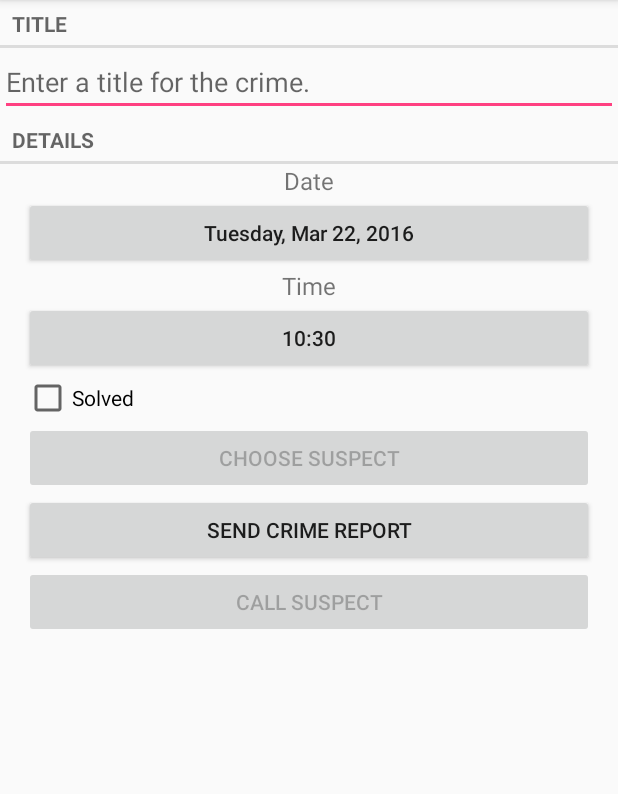
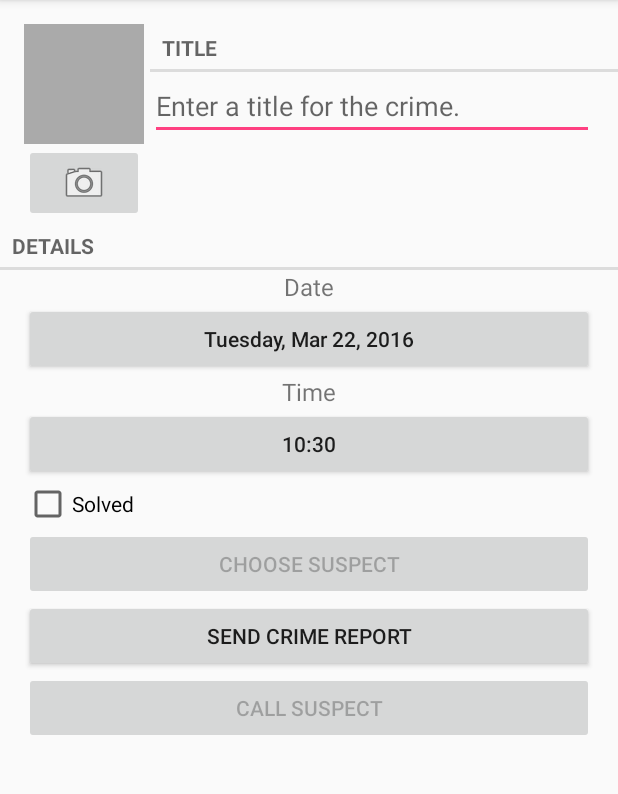
Before and after one commit to speccaN/CriminalIntent, an Android app: the CrimeFragment screen opened directly, with no data from a screen before it, on a phone screen of 412 x 824 dp, the part 84-878 px from its top. Run offline under Robolectric (Android 15) with nearby library versions, the phone set to English and light mode, and no system bars.

Commit message:
Chapter 16 Complete

```diff
--- a/app/src/main/AndroidManifest.xml
+++ b/app/src/main/AndroidManifest.xml
@@ -3,6 +3,11 @@
           xmlns:android="http://schemas.android.com/apk/res/android">
 
     <uses-permission android:name="android.permission.READ_CONTACTS"/>
+    <uses-permission android:name="android.permission.READ_EXTERNAL_STORAGE"
+                     android:maxSdkVersion="18" />
+
+    <uses-feature android:name="android.hardware.camera"
+                  android:required="false"/>
 
     <application
         android:allowBackup="true"
--- a/app/src/main/java/com/bignerdranch/android/criminalintent/Crime.java
+++ b/app/src/main/java/com/bignerdranch/android/criminalintent/Crime.java
@@ -63,4 +63,8 @@ public class Crime {
     public void setPhone(String phone) {
         mPhone = phone;
     }
+
+    public String getPhotoFilename() {
+        return "IMG_" + getId().toString() + ".jpg";
+    }
 }
--- a/app/src/main/java/com/bignerdranch/android/criminalintent/CrimeFragment.java
+++ b/app/src/main/java/com/bignerdranch/android/criminalintent/CrimeFragment.java
@@ -6,9 +6,11 @@ import android.content.DialogInterface;
 import android.content.Intent;
 import android.content.pm.PackageManager;
 import android.database.Cursor;
+import android.graphics.Bitmap;
 import android.net.Uri;
 import android.os.Bundle;
 import android.provider.ContactsContract;
+import android.provider.MediaStore;
 import android.support.v4.app.Fragment;
 import android.support.v4.app.FragmentManager;
 import android.support.v4.app.ShareCompat;
@@ -26,7 +28,10 @@ import android.widget.Button;
 import android.widget.CheckBox;
 import android.widget.CompoundButton;
 import android.widget.EditText;
+import android.widget.ImageButton;
+import android.widget.ImageView;
 
+import java.io.File;
 import java.text.SimpleDateFormat;
 import java.util.Date;
 import java.util.UUID;
@@ -41,12 +46,14 @@ public class CrimeFragment extends Fragment {
     private static final int REQUEST_TIME = 1;
     private static final int REQUEST_CONTACT = 2;
     private static final int REQUEST_PERMISSION = 3;
+    private static final int REQUEST_PHOTO = 4;
     private final CrimeLab mCrimeLab = CrimeLab.get(getActivity());
 
     private SimpleDateFormat mDateFormat = new SimpleDateFormat("EEEE, MMM dd, yyyy");
     private SimpleDateFormat mTimeFormat = new SimpleDateFormat("kk:mm");
 
     private Crime mCrime;
+    private File mPhotoFile;
     private EditText mTitleField;
     private Button mDateButton;
     private Button mTimeButton;
@@ -54,6 +61,8 @@ public class CrimeFragment extends Fragment {
     private Button mReportButton;
     private Button mSuspectButton;
     private Button mPhoneButton;
+    private ImageView mPhotoView;
+    private ImageButton mPhotoButton;
 
     public static CrimeFragment newInstance(UUID crimeId) {
         Bundle args = new Bundle();
@@ -70,6 +79,7 @@ public class CrimeFragment extends Fragment {
         setHasOptionsMenu(true);
         UUID crimeId = (UUID) getArguments().getSerializable(ARG_CRIME_ID);
         mCrime = mCrimeLab.getCrime(crimeId);
+        mPhotoFile = CrimeLab.get(getActivity()).getPhotoFile(mCrime);
     }
 
     @Override
@@ -228,6 +238,27 @@ public class CrimeFragment extends Fragment {
             mPhoneButton.setText(mCrime.getPhone()); // Set the text of the Call Button to the Phone Number
         }
 
+        mPhotoButton = (ImageButton) v.findViewById(R.id.crime_camera);
+        mPhotoView = (ImageView) v.findViewById(R.id.crime_photo);
+        final Intent captureImage = new Intent(MediaStore.ACTION_IMAGE_CAPTURE);
+
+        boolean canTakePhoto = mPhotoFile != null &&
+                captureImage.resolveActivity(packageManager) != null;
+
+        if (canTakePhoto) {
+            Uri uri = Uri.fromFile(mPhotoFile);
+            captureImage.putExtra(MediaStore.EXTRA_OUTPUT, uri);
+        }
+
+        mPhotoButton.setOnClickListener(new View.OnClickListener() {
+            @Override
+            public void onClick(View v) {
+                startActivityForResult(captureImage, REQUEST_PHOTO);
+            }
+        });
+
+        updatePhotoView();
+
         return v;
     }
     @Override
@@ -277,6 +308,8 @@ public class CrimeFragment extends Fragment {
             } finally {
                 c.close();
             }
+        } else if (requestCode == REQUEST_PHOTO) {
+            updatePhotoView();
         }
 
         switch (requestCode) {
@@ -328,4 +361,14 @@ public class CrimeFragment extends Fragment {
 
         return report;
     }
+
+    private void updatePhotoView () {
+        if (mPhotoFile == null || !mPhotoFile.exists()) {
+            mPhotoView.setImageDrawable(null);
+        } else {
+            Bitmap bitmap = PictureUtils.getScaledBitmap(
+                    mPhotoFile.getPath(), getActivity());
+            mPhotoView.setImageBitmap(bitmap);
+        }
+    }
 }
--- a/app/src/main/java/com/bignerdranch/android/criminalintent/CrimeLab.java
+++ b/app/src/main/java/com/bignerdranch/android/criminalintent/CrimeLab.java
@@ -4,11 +4,13 @@ import android.content.ContentValues;
 import android.content.Context;
 import android.database.Cursor;
 import android.database.sqlite.SQLiteDatabase;
+import android.os.Environment;
 
 import com.bignerdranch.android.criminalintent.database.CrimeBaseHelper;
 import com.bignerdranch.android.criminalintent.database.CrimeCursorWrapper;
 import com.bignerdranch.android.criminalintent.database.CrimeDbSchema.CrimeTable;
 
+import java.io.File;
 import java.util.ArrayList;
 import java.util.List;
 import java.util.UUID;
@@ -80,6 +82,16 @@ public class CrimeLab {
         }
     }
 
+    public File getPhotoFile(Crime crime) {
+        File externalFilesDir = mContext
+                .getExternalFilesDir(Environment.DIRECTORY_PICTURES);
+
+        if (externalFilesDir == null)
+            return null;
+
+        return new File(externalFilesDir, crime.getPhotoFilename());
+    }
+
     public void updateCrime(Crime crime) {
         String uuidString = crime.getId().toString();
         ContentValues values = getContentValues(crime);
--- a/app/src/main/res/layout-land/fragment_crime.xml
+++ b/app/src/main/res/layout-land/fragment_crime.xml
@@ -4,17 +4,7 @@
               android:layout_width="match_parent"
               android:layout_height="match_parent">
 
-    <TextView
-        android:layout_width="match_parent"
-        android:layout_height="wrap_content"
-        android:text="@string/crime_title_label"
-        style="?android:listSeparatorTextViewStyle" />
-
-    <EditText
-        android:id="@+id/crime_title"
-        android:layout_width="match_parent"
-        android:layout_height="wrap_content"
-        android:hint="@string/crime_title_hint" />
+    <include layout="@layout/view_camera_and_title"></include>
 
     <TextView
         android:layout_width="match_parent"
--- a/app/src/main/res/layout/fragment_crime.xml
+++ b/app/src/main/res/layout/fragment_crime.xml
@@ -4,17 +4,7 @@
               android:layout_width="match_parent"
               android:layout_height="match_parent">
 
-    <TextView
-        android:layout_width="match_parent"
-        android:layout_height="wrap_content"
-        android:text="@string/crime_title_label"
-        style="?android:listSeparatorTextViewStyle" />
-
-    <EditText
-        android:id="@+id/crime_title"
-        android:layout_width="match_parent"
-        android:layout_height="wrap_content"
-        android:hint="@string/crime_title_hint" />
+    <include layout="@layout/view_camera_and_title"></include>
 
     <TextView
         android:layout_width="match_parent"
--- /dev/null
+++ b/app/src/main/res/layout/view_camera_and_title.xml
@@ -0,0 +1,51 @@
+<?xml version="1.0" encoding="utf-8"?>
+<LinearLayout xmlns:android="http://schemas.android.com/apk/res/android"
+              android:layout_width="match_parent"
+              android:layout_height="wrap_content"
+              android:layout_marginLeft="16dp"
+              android:layout_marginTop="16dp">
+
+    <LinearLayout
+        android:layout_width="wrap_content"
+        android:layout_height="wrap_content"
+        android:orientation="vertical"
+        android:layout_marginRight="4dp">
+
+        <ImageView
+            android:id="@+id/crime_photo"
+            android:layout_width="80dp"
+            android:layout_height="80dp"
+            android:scaleType="centerInside"
+            android:background="@android:color/darker_gray"
+            android:cropToPadding="true"/>
+
+        <ImageButton
+            android:id="@+id/crime_camera"
+            android:layout_width="match_parent"
+            android:layout_height="wrap_content"
+            android:src="@android:drawable/ic_menu_camera"/>
+
+    </LinearLayout>
+
+    <LinearLayout
+        android:layout_width="wrap_content"
+        android:layout_height="wrap_content"
+        android:orientation="vertical"
+        android:layout_weight="1">
+
+        <TextView
+            android:layout_width="match_parent"
+            android:layout_height="wrap_content"
+            android:text="@string/crime_title_label"
+            style="?android:listSeparatorTextViewStyle"/>
+
+        <EditText
+            android:id="@+id/crime_title"
+            android:layout_width="match_parent"
+            android:layout_height="wrap_content"
+            android:layout_marginRight="16dp"
+            android:hint="@string/crime_title_hint"/>
+
+    </LinearLayout>
+
+</LinearLayout>
```
Also changed, not shown: app/src/main/java/com/bignerdranch/android/criminalintent/PictureUtils.java (added, +42 -0 lines).
